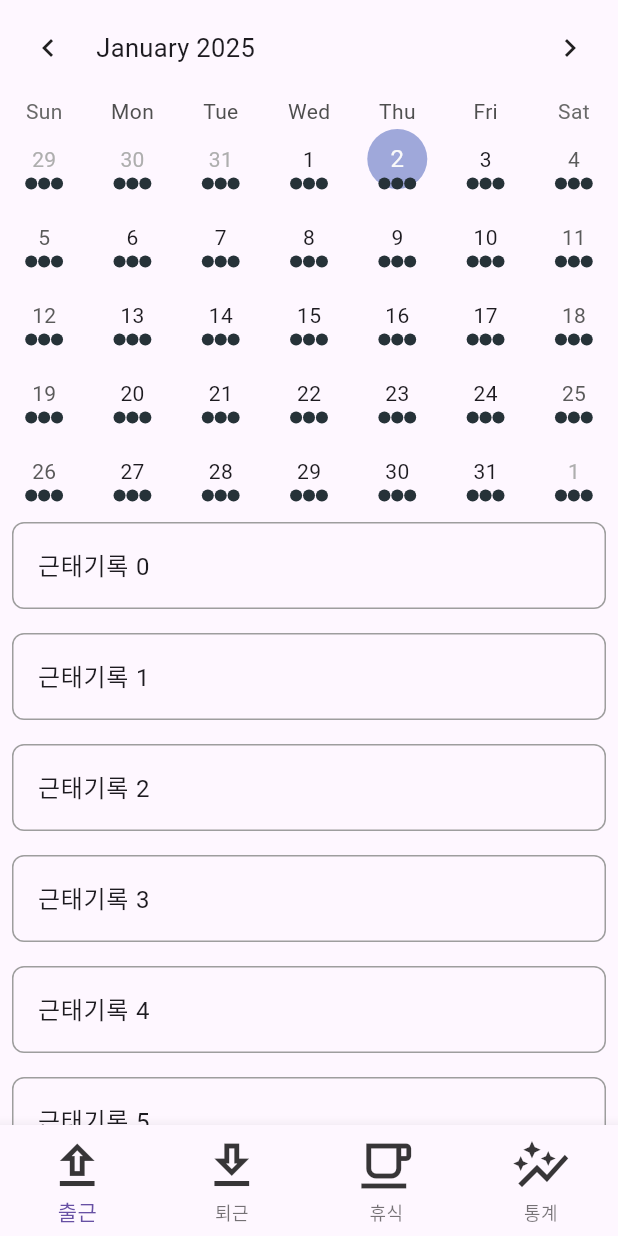
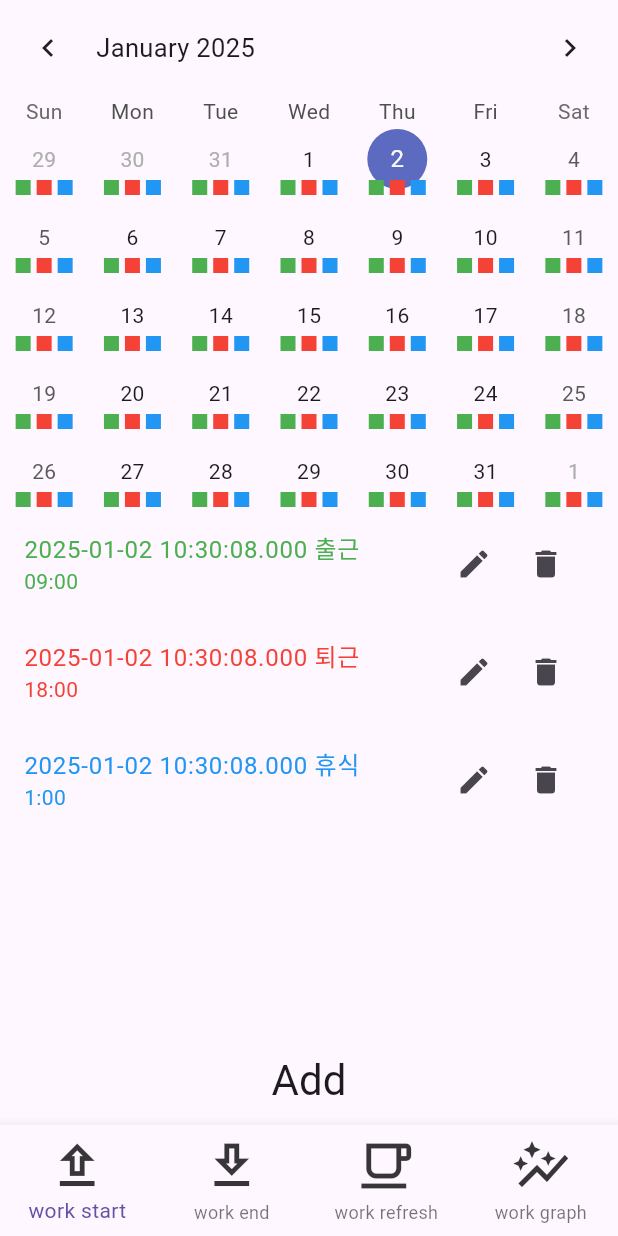
Before and after one commit to jhh78/tool_spot, a Flutter app: the TimeSheetScreen screen opened directly, on a phone screen of 412 x 824 dp. Run offline on Flutter 3.47's test engine with Material 3 defaults, Android fonts, the phone set to English and light mode, and no system bars; drawn by our look-alikes of table_calendar; our stand-ins replace flutter_dotenv, get, google_mobile_ads, hive, hive_flutter, sqflite and 3 more; missing offline and left inert: mobile_scanner; accounts and stored records are empty; network calls fail.

Commit message:
ui작업2

```diff
--- a/lib/main.dart
+++ b/lib/main.dart
@@ -49,7 +49,7 @@ class MyApp extends StatelessWidget {
         debugShowCheckedModeBanner: false,
         translations: TranslateText(), // 다국어 번역 클래스 추가
         locale: Get.deviceLocale, // 기기 설정 언어로 설정
-        fallbackLocale: const Locale('en', 'US'), // 기본 언어 설정
+        fallbackLocale: const Locale('ko', 'KR'), // 기본 언어 설정
         theme: ThemeData(
           useMaterial3: true,
         ),
--- a/lib/provider/translate_text.dart
+++ b/lib/provider/translate_text.dart
@@ -42,6 +42,12 @@ class TranslateText extends Translations {
 
           // 근무표
           'timeSheet': '근무표',
+          'workSummary': '근무내역',
+          'workStart': '출근',
+          'workEnd': '퇴근',
+          'workRefresh': '휴식',
+          'workGraph': '통계',
+          'workTotal': '총시간',
         },
         'ja_JP': {
           // 공통으로 사용됨
@@ -86,6 +92,12 @@ class TranslateText extends Translations {
 
           // 勤務表
           'timeSheet': '勤務表',
+          'workSummary': '勤務履歴',
+          'workStart': '出勤',
+          'workEnd': '退勤',
+          'workRefresh': '休憩',
+          'workGraph': '統計',
+          'workTotal': '合計',
         },
         'en_US': {
           // 공통으로 사용됨
@@ -130,6 +142,12 @@ class TranslateText extends Translations {
 
           // time sheet
           'timeSheet': 'time sheet',
+          'workSummary': 'work summary',
+          'workStart': 'work start',
+          'workEnd': 'work end',
+          'workRefresh': 'work refresh',
+          'workGraph': 'work graph',
+          'workTotal': 'total',
         },
       };
 }
--- a/lib/screen/time_sheet.dart
+++ b/lib/screen/time_sheet.dart
@@ -4,7 +4,8 @@ import 'package:flutter/material.dart';
 import 'package:get/get.dart';
 import 'package:life_secretary/provider/router.dart';
 import 'package:life_secretary/provider/system.dart';
-import 'package:life_secretary/util/constants.dart';
+import 'package:life_secretary/widget/table_calender.dart';
+import 'package:life_secretary/widget/work_sheet/bottom_navigation_bar.dart';
 import 'package:table_calendar/table_calendar.dart';
 
 class TimeSheetScreen extends StatefulWidget {
@@ -18,6 +19,7 @@ class _TimeSheetScreenState extends State<TimeSheetScreen> {
   final RouterProvider routerProvider = Get.put(RouterProvider());
   final SystemProvider systemProvider = Get.put(SystemProvider());
   DateTime _focusedDay = DateTime.now();
+  DateTime _selectedDay = DateTime.now();
 
   @override
   void initState() {
@@ -39,94 +41,187 @@ class _TimeSheetScreenState extends State<TimeSheetScreen> {
     }
   }
 
+  void _onPageChanged(DateTime focusedDay) {
+    log('>>>>>>>>>>>>>>>>>>>> focusedDay: $focusedDay');
+  }
+
+  void _onDaySelected(DateTime selectedDay, DateTime focusedDay) {
+    log('>>>>>>>>>>>>>>>>>>>> selectedDay: $selectedDay, focusedDay: $focusedDay');
+
+    setState(() {
+      _selectedDay = selectedDay;
+      _focusedDay = focusedDay;
+    });
+  }
+
+  List<Map<String, dynamic>> _eventLoader(DateTime day) {
+    log('>>>>>>>>>>>>>>>>>>>> day: $day');
+    return [
+      {
+        'id': 1,
+        'kind': 'start',
+        'descript': '$day 출근',
+        'time': '09:00',
+      },
+      {
+        'id': 2,
+        'kind': 'end',
+        'descript': '$day 퇴근',
+        'time': '18:00',
+      },
+      {
+        'id': 3,
+        'kind': 'refresh',
+        'descript': '$day 휴식',
+        'time': '1:00',
+      },
+    ];
+  }
+
+  Future<List<Map<String, dynamic>>> _fetchData(DateTime day) async {
+    log('>>>>>>>>>>>>>>>>>>>> _fetchData day: $day');
+
+    await Future.delayed(const Duration(seconds: 1));
+
+    return [
+      {
+        'id': 1,
+        'kind': 'start',
+        'descript': '$day 출근',
+        'time': '09:00',
+      },
+      {
+        'id': 2,
+        'kind': 'end',
+        'descript': '$day 퇴근',
+        'time': '18:00',
+      },
+      {
+        'id': 3,
+        'kind': 'refresh',
+        'descript': '$day 휴식',
+        'time': '1:00',
+      },
+    ];
+  }
+
+  Color _getEventColor(Map<String, dynamic> event) {
+    if (event['kind'] == 'start') {
+      return Colors.green;
+    } else if (event['kind'] == 'end') {
+      return Colors.red;
+    } else if (event['kind'] == 'refresh') {
+      return Colors.blue;
+    } else {
+      return Colors.grey;
+    }
+  }
+
   @override
   Widget build(BuildContext context) {
     return Scaffold(
       body: Column(
         mainAxisAlignment: MainAxisAlignment.spaceBetween,
         children: [
-          TableCalendar(
+          TableCalenderWidget(
+            onPageChanged: _onPageChanged,
+            onDaySelected: _onDaySelected,
+            eventLoader: _eventLoader,
             focusedDay: _focusedDay,
-            firstDay: DateTime(1990),
-            lastDay: DateTime(2100),
-            locale: Get.locale.toString(),
-            onPageChanged: (focusedDay) {
-              log('>>>>>>>>>>>>>>>>>>>> focusedDay: $focusedDay');
-            },
-            availableCalendarFormats: const {
-              CalendarFormat.month: 'Month',
-            },
-            eventLoader: (day) {
-              return [1, 2, 3];
-            },
-            onDaySelected: (selectedDay, focusedDay) {
-              log('>>>>>>>>>>>>>>>>>>>> selectedDay: $selectedDay, focusedDay: $focusedDay');
-              setState(() {
-                _focusedDay = focusedDay;
-              });
-              Get.defaultDialog(
-                title: '근태기록',
-                content: Column(
+            selectedDay: _selectedDay,
+            calendarBuilders: CalendarBuilders(
+              markerBuilder: (context, date, events) {
+                if (events.isNotEmpty) {
+                  return ListView.builder(
+                    shrinkWrap: true,
+                    scrollDirection: Axis.horizontal,
+                    itemCount: events.length,
+                    itemBuilder: (context, index) {
+                      return Column(
+                        mainAxisAlignment: MainAxisAlignment.end,
                         children: [
-                    Padding(
-                      padding: const EdgeInsets.all(8.0),
-                      child: Text(
-                        '날짜: ${selectedDay.toLocal()}',
-                        style: TextStyle(fontSize: 16, fontWeight: FontWeight.bold),
+                          Container(
+                            margin: const EdgeInsets.all(2),
+                            width: 10,
+                            height: 10,
+                            decoration: BoxDecoration(
+                              color: _getEventColor(events[index]),
+                              shape: BoxShape.rectangle,
                             ),
                           ),
-                    Padding(
-                      padding: const EdgeInsets.all(8.0),
-                      child: Text(
-                        '근무 시간: 9:00 AM - 6:00 PM',
-                        style: TextStyle(fontSize: 14),
+                        ],
+                      );
+                    },
+                  );
+                }
+                return null;
+              },
             ),
           ),
-                    Padding(
-                      padding: const EdgeInsets.all(8.0),
-                      child: Text(
-                        '휴식 시간: 1:00 PM - 2:00 PM',
-                        style: TextStyle(fontSize: 14),
+          Expanded(
+            child: FutureBuilder(
+              future: _fetchData(_selectedDay),
+              builder: (BuildContext context, AsyncSnapshot<List<Map<String, dynamic>>> snapshot) {
+                if (snapshot.connectionState == ConnectionState.waiting) {
+                  return const Center(
+                    child: CircularProgressIndicator(),
+                  );
+                }
+
+                if (snapshot.hasError) {
+                  return Center(
+                    child: Text('Error: ${snapshot.error}'),
+                  );
+                }
+
+                return Scaffold(
+                  body: ListView.builder(
+                    itemCount: snapshot.data!.length,
+                    itemBuilder: (BuildContext context, int index) {
+                      return ListTile(
+                        title: Text(
+                          snapshot.data![index]['descript'],
+                          style: TextStyle(
+                            color: _getEventColor(snapshot.data![index]),
                           ),
                         ),
-                    Padding(
-                      padding: const EdgeInsets.all(8.0),
-                      child: Text(
-                        '총 근무 시간: 8시간',
-                        style: TextStyle(fontSize: 14),
+                        subtitle: Text(
+                          snapshot.data![index]['time'],
+                          style: TextStyle(
+                            color: _getEventColor(snapshot.data![index]),
                           ),
                         ),
-                    Padding(
-                      padding: const EdgeInsets.all(8.0),
-                      child: ElevatedButton(
+                        trailing: Row(
+                          mainAxisSize: MainAxisSize.min,
+                          children: [
+                            IconButton(
+                              icon: const Icon(Icons.edit),
                               onPressed: () {
-                          setState(() {
-                            // Change the state to show input fields
-                          });
+                                log('>>>>>>>>>>>>>>>>>>>> Edit button pressed');
                               },
-                        child: Text('수정'),
                             ),
+                            IconButton(
+                              icon: const Icon(Icons.delete),
+                              onPressed: () {
+                                log('>>>>>>>>>>>>>>>>>>>> Delete button pressed');
+                              },
                             ),
                           ],
                         ),
                       );
                     },
                   ),
-          Expanded(
-            child: ListView.builder(
-              itemCount: 10,
-              itemBuilder: (BuildContext context, int index) {
-                return Container(
-                  margin: const EdgeInsets.all(8.0),
-                  decoration: BoxDecoration(
-                    shape: BoxShape.rectangle,
-                    borderRadius: BorderRadius.circular(8.0),
-                    border: Border.all(
-                      color: Colors.grey,
+                  bottomNavigationBar: Padding(
+                    padding: const EdgeInsets.all(12.0),
+                    child: Row(
+                      mainAxisAlignment: MainAxisAlignment.center,
+                      children: [
+                        Text(
+                          'Add',
+                          style: Theme.of(context).textTheme.headlineMedium,
                         ),
+                      ],
                     ),
-                  child: ListTile(
-                    title: Text('근태기록 $index'),
                   ),
                 );
               },
@@ -134,50 +229,7 @@ class _TimeSheetScreenState extends State<TimeSheetScreen> {
           ),
         ],
       ),
-      bottomNavigationBar: Obx(
-        () => BottomNavigationBar(
-          showUnselectedLabels: true,
-          type: BottomNavigationBarType.fixed,
-          unselectedLabelStyle: TextStyle(color: systemProvider.getSystemThemeColor()),
-          items: [
-            BottomNavigationBarItem(
-              icon: Icon(
-                size: ICON_SIZE,
-                Icons.upload_outlined,
-                color: systemProvider.getSystemThemeColor(),
-              ),
-              label: '출근',
-            ),
-            BottomNavigationBarItem(
-              icon: Icon(
-                size: ICON_SIZE,
-                Icons.download_outlined,
-                color: systemProvider.getSystemThemeColor(),
-              ),
-              label: '퇴근',
-            ),
-            BottomNavigationBarItem(
-              icon: Icon(
-                size: ICON_SIZE,
-                Icons.local_cafe_outlined,
-                color: systemProvider.getSystemThemeColor(),
-              ),
-              label: '휴식',
-            ),
-            BottomNavigationBarItem(
-              icon: Icon(
-                size: ICON_SIZE,
-                Icons.auto_graph_outlined,
-                color: systemProvider.getSystemThemeColor(),
-              ),
-              label: '통계',
-            ),
-          ],
-          onTap: (index) {
-            log('>>>>>>>>>>>>>>>>>>>> index: $index');
-          },
-        ),
-      ),
+      bottomNavigationBar: BottomNavigationBarWidget(),
     );
   }
 }
--- a/lib/util/constants.dart
+++ b/lib/util/constants.dart
@@ -10,3 +10,4 @@ enum DEVICE_TYPES {
 const double ICON_SIZE = 40;
 const int ADDRESS_TRANSLATE_INCREMENT_POINT = 30;
 const int ADDRESS_TRANSLATE_DECREMENT_POINT = 20;
+const String DATE_FORMAT = 'yyyy-MM-dd';
--- a/lib/util/util.dart
+++ b/lib/util/util.dart
@@ -71,3 +71,6 @@ DEVICE_TYPES checkDeviceType(BuildContext context) {
 
 // 로케일 숫자 포맷을 변환하는 함수
 String convertLocaleNumberFormat(int value) => NumberFormat('#,###').format(value);
+
+// 로케일 날짜 포맷을 변환하는 함수
+String convertLocaleDateFormat(DateTime date) => DateFormat(DATE_FORMAT).format(date);
--- /dev/null
+++ b/lib/widget/table_calender.dart
@@ -0,0 +1,43 @@
+import 'package:flutter/material.dart';
+import 'package:get/get.dart';
+import 'package:table_calendar/table_calendar.dart';
+
+class TableCalenderWidget extends StatelessWidget {
+  const TableCalenderWidget({
+    super.key,
+    required this.onPageChanged,
+    required this.onDaySelected,
+    required this.eventLoader,
+    required this.focusedDay,
+    required this.selectedDay,
+    this.shouldFillViewport = false,
+    this.calendarBuilders,
+  });
+
+  final Function(DateTime)? onPageChanged;
+  final Function(DateTime, DateTime)? onDaySelected;
+  final List<dynamic> Function(DateTime)? eventLoader;
+  final DateTime focusedDay;
+  final DateTime selectedDay;
+  final bool shouldFillViewport;
+  final CalendarBuilders<dynamic>? calendarBuilders;
+
+  @override
+  Widget build(BuildContext context) {
+    return TableCalendar(
+      focusedDay: focusedDay,
+      firstDay: DateTime(1990),
+      lastDay: DateTime(2100),
+      locale: Get.locale.toString(),
+      shouldFillViewport: shouldFillViewport,
+      selectedDayPredicate: (day) => isSameDay(selectedDay, day),
+      onPageChanged: onPageChanged,
+      calendarBuilders: calendarBuilders ?? calendarBuilders!,
+      availableCalendarFormats: const {
+        CalendarFormat.month: 'Month',
+      },
+      eventLoader: eventLoader,
+      onDaySelected: onDaySelected,
+    );
+  }
+}
--- /dev/null
+++ b/lib/widget/work_sheet/bottom_navigation_bar.dart
@@ -0,0 +1,66 @@
+import 'dart:developer';
+
+import 'package:flutter/material.dart';
+import 'package:get/get.dart';
+import 'package:life_secretary/provider/system.dart';
+import 'package:life_secretary/util/constants.dart';
+
+class BottomNavigationBarWidget extends StatelessWidget {
+  BottomNavigationBarWidget({super.key});
+
+  final SystemProvider systemProvider = Get.put(SystemProvider());
+
+  @override
+  Widget build(BuildContext context) {
+    return Obx(() => BottomNavigationBar(
+          showUnselectedLabels: true,
+          type: BottomNavigationBarType.fixed,
+          unselectedLabelStyle: TextStyle(color: systemProvider.getSystemThemeColor()),
+          items: [
+            BottomNavigationBarItem(
+              icon: Icon(
+                size: ICON_SIZE,
+                Icons.upload_outlined,
+                color: systemProvider.getSystemThemeColor(),
+              ),
+              label: 'workStart'.tr,
+            ),
+            BottomNavigationBarItem(
+              icon: Icon(
+                size: ICON_SIZE,
+                Icons.download_outlined,
+                color: systemProvider.getSystemThemeColor(),
+              ),
+              label: 'workEnd'.tr,
+            ),
+            BottomNavigationBarItem(
+              icon: Icon(
+                size: ICON_SIZE,
+                Icons.local_cafe_outlined,
+                color: systemProvider.getSystemThemeColor(),
+              ),
+              label: 'workRefresh'.tr,
+            ),
+            BottomNavigationBarItem(
+              icon: Icon(
+                size: ICON_SIZE,
+                Icons.auto_graph_outlined,
+                color: systemProvider.getSystemThemeColor(),
+              ),
+              label: 'workGraph'.tr,
+            ),
+          ],
+          onTap: (index) {
+            if (index == 0) {
+              log('>>>>>>>>>>>>>>>>>>>> 출근');
+            } else if (index == 1) {
+              log('>>>>>>>>>>>>>>>>>>>> 퇴근');
+            } else if (index == 2) {
+              log('>>>>>>>>>>>>>>>>>>>> 휴식');
+            } else if (index == 3) {
+              log('>>>>>>>>>>>>>>>>>>>> 통계');
+            }
+          },
+        ));
+  }
+}
```
Also changed, not shown: lib/widget/work_sheet/summery.dart (added, +106 -0 lines), 1 other file. Lines whose indentation alone changed are shown as unchanged.
